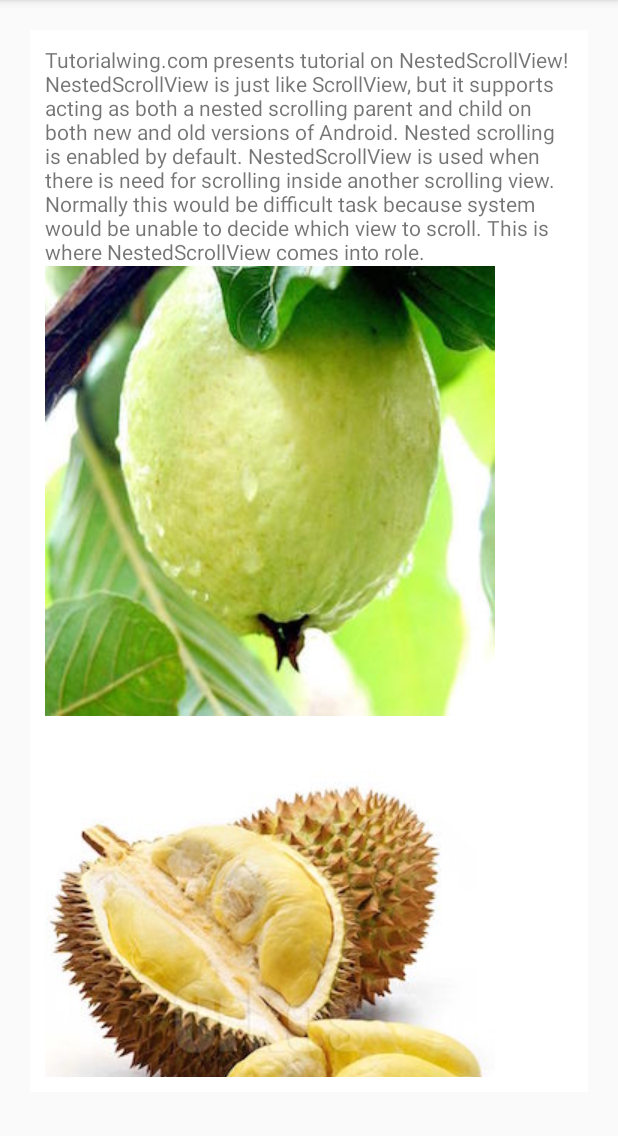
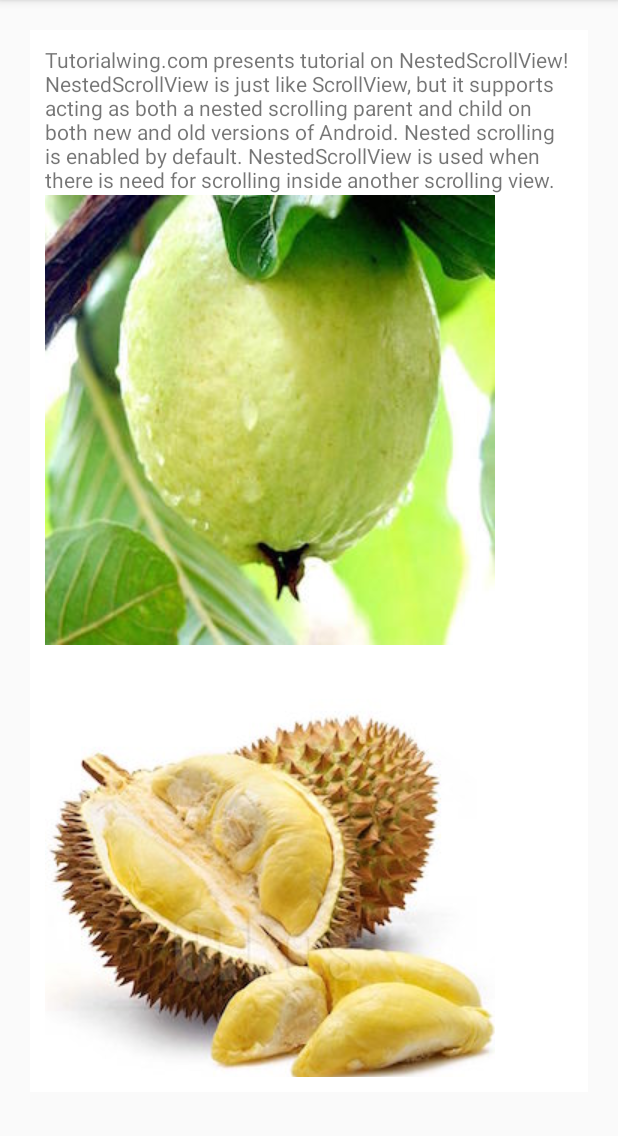
Before and after one commit to camysandhu/LayoutsExample, an Android app: the NestedScrollViewExample screen opened directly, with no data from a screen before it, on a phone screen of 412 x 824 dp, the part 84-1220 px from its top. Run offline under Robolectric (Android 15) with nearby library versions, the phone set to English and light mode, and no system bars.

Commit message:
nested done

```diff
--- a/app/src/main/res/layout/activity_nested_scroll_view_example.xml
+++ b/app/src/main/res/layout/activity_nested_scroll_view_example.xml
@@ -22,10 +22,29 @@
         android:layout_height="wrap_content"
         android:orientation="vertical">
 
-        <TextView
-            android:layout_width="wrap_content"
-            android:layout_height="wrap_content"
-            android:text="@string/nested_scroll_text"/>
+        <androidx.core.widget.NestedScrollView
+            android:layout_width="match_parent"
+            android:layout_height="100dp"
+            android:fillViewport="true">
+
+            <LinearLayout
+                android:orientation="vertical"
+                android:layout_width="match_parent"
+                android:layout_height="match_parent">
+
+                <TextView
+                    android:layout_width="wrap_content"
+                    android:layout_height="wrap_content"
+                    android:text="@string/nested_scroll_text" />
+
+            </LinearLayout>
+
+
+
+        </androidx.core.widget.NestedScrollView>
+
+
+
 
         <ImageView
             android:layout_width="wrap_content"
```
